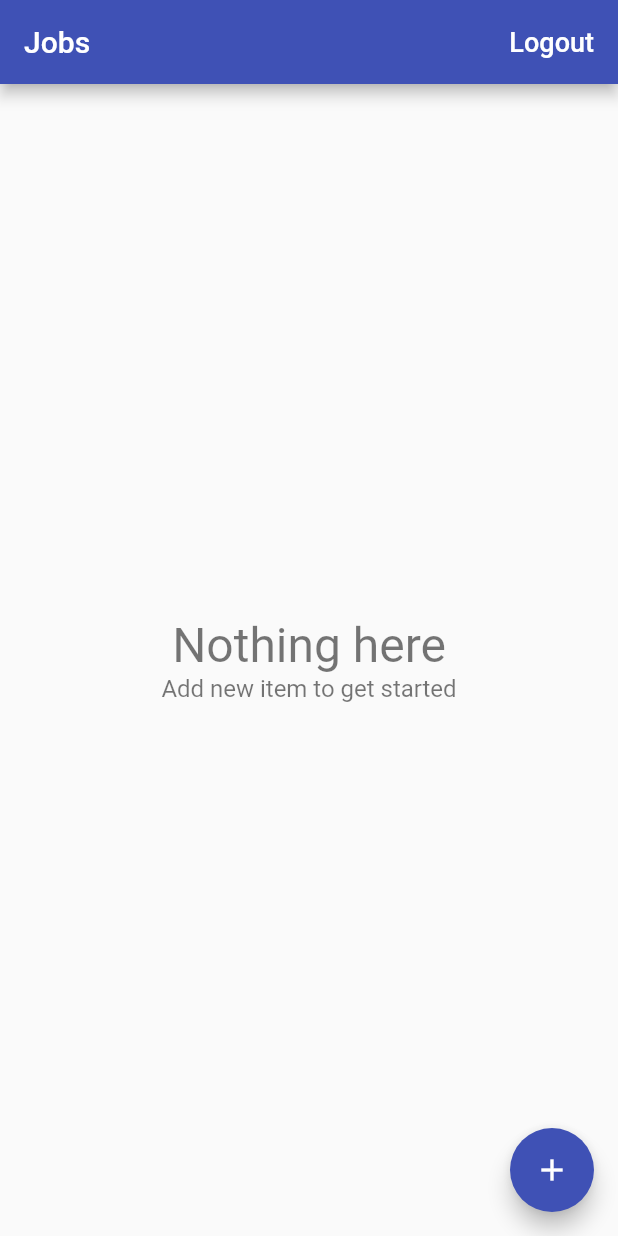
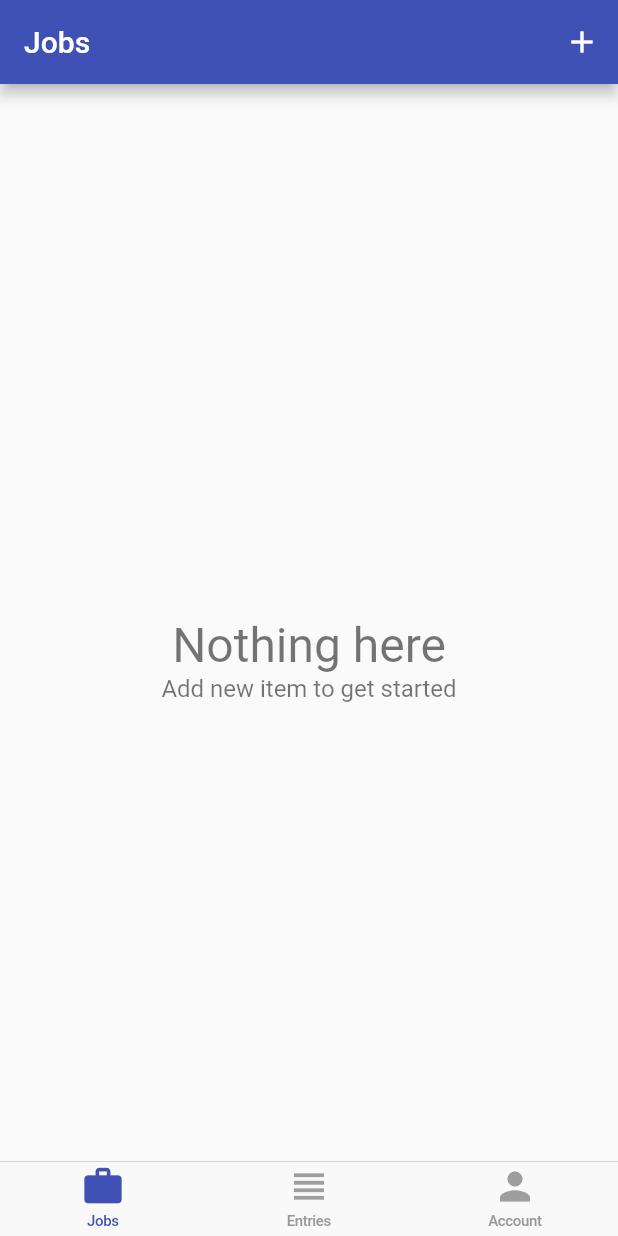
Before and after one commit to thanhtung0212/time_tracker_flutter, a Flutter app: the screen it shows once a user with an empty profile is signed in, on a phone screen of 412 x 824 dp. Run offline on Flutter 3.47's test engine with Material 2 defaults, Android fonts, the phone set to English and light mode, and no system bars; our stand-ins replace cloud_firestore, firebase_auth, firebase_core, google_sign_in; missing offline and left inert: flutter_login_facebook; accounts and stored records are empty.

Commit message:
add bottom navigator

```diff
--- /dev/null
+++ b/lib/app/home/cupertino_home_scaffold.dart
@@ -0,0 +1,48 @@
+import 'package:flutter/cupertino.dart';
+import 'package:flutter/material.dart';
+import 'package:flutter_app/app/home/tab_item.dart';
+
+class CupertinoHomeScaffold extends StatelessWidget {
+  const CupertinoHomeScaffold(
+      {Key key,
+        @required this.currentTab,
+        @required this.onSelectTab,
+        @required this.widgetBuilders,
+        @required this.navigatorKeys,
+      })
+      : super(key: key);
+
+  final TabItem currentTab;
+  final ValueChanged<TabItem> onSelectTab;
+  final  Map<TabItem, WidgetBuilder>  widgetBuilders;
+  final Map<TabItem, GlobalKey<NavigatorState>> navigatorKeys;
+
+  @override
+  Widget build(BuildContext context) {
+    return CupertinoTabScaffold(
+      tabBar: CupertinoTabBar(
+        items: [
+          _buildItem(TabItem.jobs),
+          _buildItem(TabItem.entries),
+          _buildItem(TabItem.account),
+        ],
+        onTap: (index) => onSelectTab(TabItem.values[index]),
+      ),
+      tabBuilder: (context, index) {
+        final item = TabItem.values[index];
+        return CupertinoTabView(
+          navigatorKey: navigatorKeys[item],
+            builder: (context) => widgetBuilders[item](context));
+      },
+    );
+  }
+
+  BottomNavigationBarItem _buildItem(TabItem tabItem) {
+    final itemData = TabItemData.allTabs[tabItem];
+    final color = currentTab == tabItem ? Colors.indigo : Colors.grey;
+    return BottomNavigationBarItem(
+      icon: Icon(itemData.icon, color: color),
+      title: Text(itemData.title, style: TextStyle(color: color)),
+    );
+  }
+}
--- /dev/null
+++ b/lib/app/home/home_page.dart
@@ -0,0 +1,53 @@
+import 'package:flutter/material.dart';
+import 'package:flutter_app/app/home/account/account_page.dart';
+import 'package:flutter_app/app/home/cupertino_home_scaffold.dart';
+import 'package:flutter_app/app/home/jobs/jobs_page.dart';
+import 'package:flutter_app/app/home/tab_item.dart';
+
+class HomePage extends StatefulWidget {
+  @override
+  _HomePageState createState() => _HomePageState();
+}
+
+class _HomePageState extends State<HomePage> {
+  TabItem _currentTab = TabItem.jobs;
+
+  final Map<TabItem, GlobalKey<NavigatorState>> navigatorKeys = {
+    TabItem.jobs: GlobalKey<NavigatorState>(),
+    TabItem.entries: GlobalKey<NavigatorState>(),
+    TabItem.account: GlobalKey<NavigatorState>(),
+  };
+
+  Map<TabItem, WidgetBuilder> get widgetBuilders {
+    return {
+      TabItem.jobs: (_) => JobsPage(),
+      TabItem.entries: (_) => Container(),
+      TabItem.account: (_) => AccountPage(),
+    };
+  }
+
+  void _select(TabItem tabItem) {
+    if (tabItem == _currentTab) {
+      // pop to first route
+      navigatorKeys[tabItem].currentState.popUntil((route) => route.isFirst);
+    } else {
+      setState(() {
+        _currentTab = tabItem;
+      });
+    }
+  }
+
+  @override
+  Widget build(BuildContext context) {
+    return WillPopScope(
+      onWillPop: () async =>
+      !await navigatorKeys[_currentTab].currentState.maybePop(),
+      child: CupertinoHomeScaffold(
+        currentTab: _currentTab,
+        onSelectTab: _select,
+        widgetBuilders: widgetBuilders,
+        navigatorKeys: navigatorKeys,
+      ),
+    );
+  }
+}
--- a/lib/app/home/job_entries/entry_list_item.dart
+++ b/lib/app/home/job_entries/entry_list_item.dart
@@ -19,7 +19,7 @@ class EntryListItem extends StatelessWidget {
     return InkWell(
       onTap: onTap,
       child: Container(
-        margin: EdgeInsets.symmetric(horizontal: 16.0, vertical: 8.0),
+        padding: EdgeInsets.symmetric(horizontal: 16.0, vertical: 8.0),
         child: Row(
           children: <Widget>[
             Expanded(
--- a/lib/app/home/jobs/edit_job_page.dart
+++ b/lib/app/home/jobs/edit_job_page.dart
@@ -12,9 +12,8 @@ class EditJobPage extends StatefulWidget {
   final Database database;
   final Job job;
 
-  static Future<void> show(BuildContext context, {Job job}) async {
-    final database = Provider.of<Database>(context, listen: false);
-    await Navigator.of(context).push(MaterialPageRoute(
+  static Future<void> show(BuildContext context, {Database database, Job job}) async {
+    await Navigator.of(context, rootNavigator: true).push(MaterialPageRoute(
         builder: (context) => EditJobPage(database: database, job: job),
         fullscreenDialog: true));
   }
@@ -51,6 +50,7 @@ class _EditJobPageState extends State<EditJobPage> {
       try {
         final jobs = await widget.database.jobsStream().first;
         final allNames = jobs.map((job) => job.name).toList();
+        print('Data $allNames');
         if(widget.job != null){
           allNames.remove(widget.job.name);
         }
--- a/lib/app/home/jobs/jobs_page.dart
+++ b/lib/app/home/jobs/jobs_page.dart
@@ -1,5 +1,6 @@
 import 'package:cloud_firestore/cloud_firestore.dart';
 import 'package:flutter/material.dart';
+import 'package:flutter_app/app/home/job_entries/job_entries_page.dart';
 import 'package:flutter_app/app/home/jobs/edit_job_page.dart';
 import 'package:flutter_app/app/home/jobs/empty_content.dart';
 import 'package:flutter_app/app/home/jobs/job_list_tile.dart';
@@ -13,25 +14,7 @@ import 'package:provider/provider.dart';
 import '../models/job.dart';
 
 class JobsPage extends StatelessWidget {
-  Future<void> _signOut(BuildContext context) async {
-    try {
-      final auth = Provider.of<AuthBase>(context, listen: false);
-      await auth.signOut();
-    } catch (e) {
-      print(e.toString());
-    }
-  }
 
-  Future<void> _confirmSignOut(BuildContext context) async {
-    final didRequestSignOut = await showAlertDialog(context,
-        title: 'Logout',
-        content: 'Are you sure that you want to logout?',
-        defaultActionText: 'Logout',
-        cancelActionText: 'Cancel');
-    if (didRequestSignOut == true) {
-      _signOut(context);
-    }
-  }
 
   Future<void> _delete(BuildContext context, Job job) async {
     try {
@@ -49,17 +32,14 @@ class JobsPage extends StatelessWidget {
       appBar: AppBar(
         title: Text('Jobs'),
         actions: <Widget>[
-          FlatButton(
-              onPressed: () => _confirmSignOut(context),
-              child: Text(
-                'Logout',
-                style: TextStyle(fontSize: 18.0, color: Colors.white),
-              ))
+          IconButton(
+              icon: Icon(Icons.add),
+              color: Colors.white,
+              onPressed: () => EditJobPage.show(context,
+                  database: Provider.of<Database>(context, listen: false))),
         ],
       ),
       body: _buildContents(context),
-      floatingActionButton: FloatingActionButton(
-          child: Icon(Icons.add), onPressed: () => EditJobPage.show(context)),
     );
   }
 
@@ -79,10 +59,7 @@ class JobsPage extends StatelessWidget {
             onDismissed: (direction) => _delete(context, job),
             child: JobListTile(
               job: job,
-              onTap: () => EditJobPage.show(
-                context,
-                job: job,
-              ),
+              onTap: () => JobEntriesPage.show(context, job),
             ),
           ),
         );
--- /dev/null
+++ b/lib/app/home/tab_item.dart
@@ -0,0 +1,18 @@
+
+
+import 'package:flutter/material.dart';
+
+enum TabItem {jobs, entries, account}
+
+class TabItemData{
+  const TabItemData({@required this.title,@required this.icon});
+
+  final String title;
+  final IconData  icon;
+
+  static const Map<TabItem, TabItemData> allTabs ={
+    TabItem.jobs: TabItemData(title: 'Jobs',icon: Icons.work),
+    TabItem.entries: TabItemData(title: 'Entries',icon: Icons.view_headline),
+    TabItem.account: TabItemData(title: 'Account',icon: Icons.person),
+  };
+}
--- a/lib/app/landing_page.dart
+++ b/lib/app/landing_page.dart
@@ -1,5 +1,6 @@
 import 'package:firebase_auth/firebase_auth.dart';
 import 'package:flutter/material.dart';
+import 'package:flutter_app/app/home/home_page.dart';
 import 'package:flutter_app/app/home/jobs/jobs_page.dart';
 import 'package:flutter_app/app/sign_in/sign_in_page.dart';
 import 'package:flutter_app/services/auth.dart';
@@ -20,7 +21,7 @@ class LadingPage extends StatelessWidget {
           }
           return Provider<Database>(
               create: (_)=> FirestoreDatabase(uid: user.uid),
-              child: JobsPage()); JobsPage(); //temporary placeholder for Home Page
+              child: HomePage()); JobsPage(); //temporary placeholder for Home Page
         }
         return Scaffold(
           body: Center(
--- a/pubspec.yaml
+++ b/pubspec.yaml
@@ -31,6 +31,7 @@ dependencies:
   provider: ^5.0.0
   cloud_firestore: ^1.0.3
   intl: ^0.17.0
+  rxdart: ^0.26.0
 
 dev_dependencies:
   flutter_test:
```
Also changed, not shown: lib/app/home/account/account_page.dart (added, +44 -0 lines), lib/app/home/job_entries/entry_page.dart (+6 -6 lines), lib/app/home/job_entries/job_entries_page.dart (+24 -12 lines), lib/common_widgets/date_time_picker.dart (renamed from lib/app/home/job_entries/date_time_picker.dart, +7 -7 lines), lib/services/database.dart (+9 -2 lines), lib/common_widgets/input_dropdown.dart (renamed from lib/app/home/job_entries/input_dropdown.dart), pubspec.lock.
